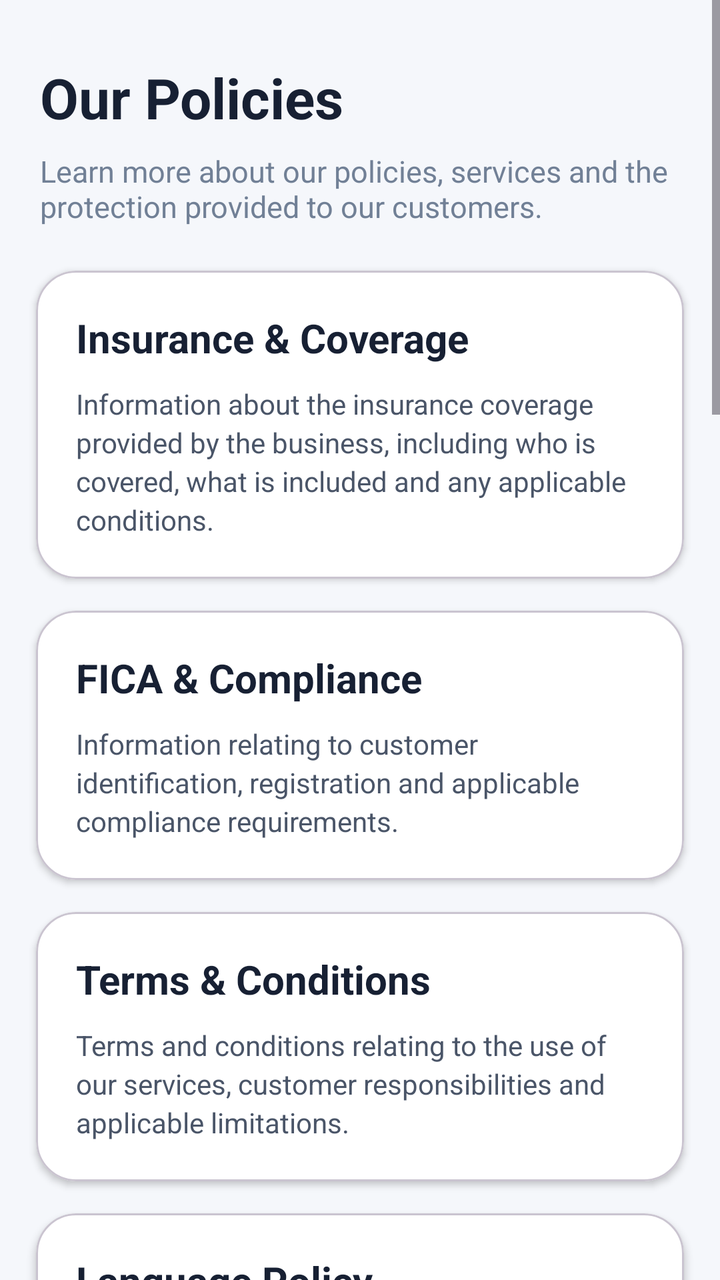
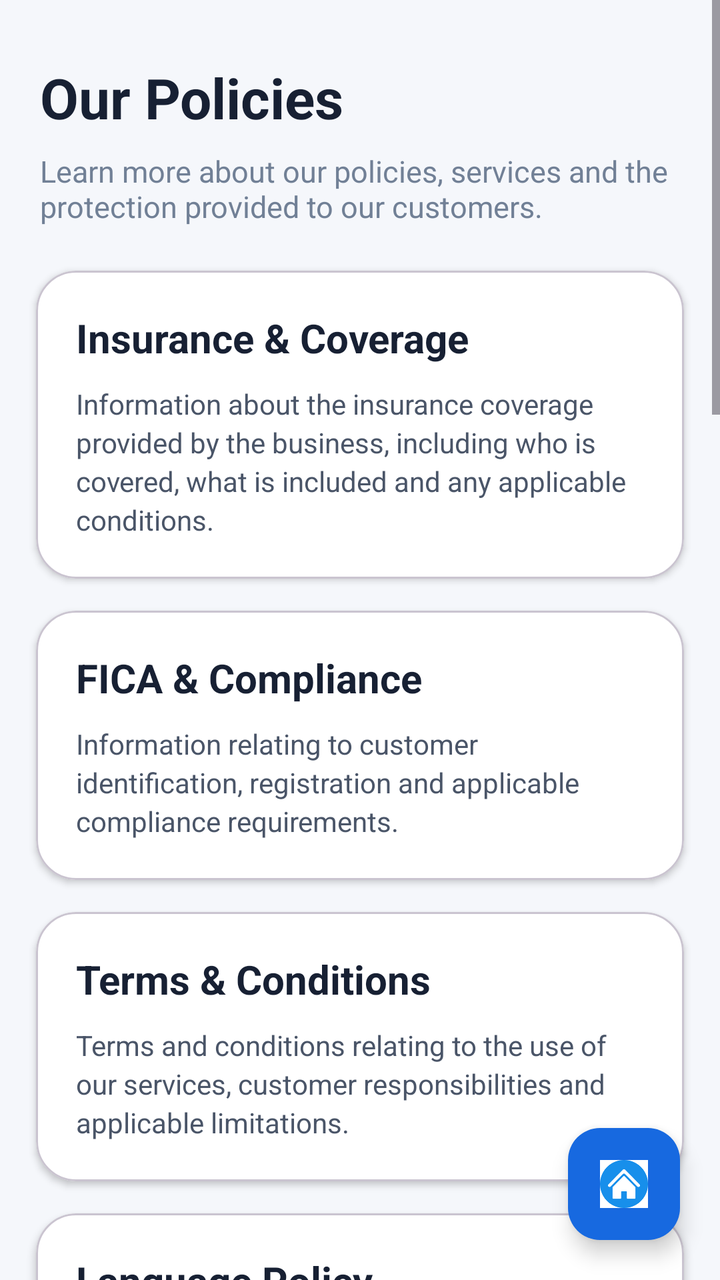

Compare the two renders of this Android layout. The source of the first and the diff that turns it into the second are given below.
<!-- AndroidManifest.xml: application theme Theme.Prototype_2 -->
<!-- res/layout/activity_policy_page.xml -->
<?xml version="1.0" encoding="utf-8"?>
<androidx.constraintlayout.widget.ConstraintLayout
    xmlns:android="http://schemas.android.com/apk/res/android"
    xmlns:app="http://schemas.android.com/apk/res-auto"
    xmlns:tools="http://schemas.android.com/tools"
    android:id="@+id/main"
    android:layout_width="match_parent"
    android:layout_height="match_parent"
    android:background="#F5F7FB"
    tools:context=".Policy_Page">

  <ScrollView
      android:layout_width="0dp"
      android:layout_height="0dp"
      android:fillViewport="true"
      app:layout_constraintBottom_toBottomOf="parent"
      app:layout_constraintEnd_toEndOf="parent"
      app:layout_constraintHorizontal_bias="1.0"
      app:layout_constraintStart_toStartOf="parent"
      app:layout_constraintTop_toTopOf="parent"
      app:layout_constraintVertical_bias="0.0">

    <androidx.constraintlayout.widget.ConstraintLayout
        android:layout_width="match_parent"
        android:layout_height="wrap_content"
        android:paddingBottom="30dp">

      <TextView
          android:id="@+id/txtPolicyHeader"
          android:layout_width="0dp"
          android:layout_height="wrap_content"
          android:layout_marginStart="20dp"
          android:layout_marginTop="30dp"
          android:layout_marginEnd="20dp"
          android:text="Our Policies"
          android:textColor="#172033"
          android:textSize="28sp"
          android:textStyle="bold"
          app:layout_constraintEnd_toEndOf="parent"
          app:layout_constraintStart_toStartOf="parent"
          app:layout_constraintTop_toTopOf="parent" />

      <TextView
          android:id="@+id/txtPolicyIntro"
          android:layout_width="0dp"
          android:layout_height="wrap_content"
          android:layout_marginStart="20dp"
          android:layout_marginTop="8dp"
          android:layout_marginEnd="20dp"
          android:text="Learn more about our policies, services and the protection provided to our customers."
          android:textColor="#718096"
          android:textSize="15sp"
          app:layout_constraintEnd_toEndOf="parent"
          app:layout_constraintStart_toStartOf="parent"
          app:layout_constraintTop_toBottomOf="@id/txtPolicyHeader" />

      <com.google.android.material.card.MaterialCardView
          android:id="@+id/coverageCard"
          android:layout_width="0dp"
          android:layout_height="wrap_content"
          android:layout_marginStart="18dp"
          android:layout_marginTop="22dp"
          android:layout_marginEnd="18dp"
          app:cardBackgroundColor="#FFFFFF"
          app:cardCornerRadius="20dp"
          app:cardElevation="2dp"
          app:layout_constraintEnd_toEndOf="parent"
          app:layout_constraintStart_toStartOf="parent"
          app:layout_constraintTop_toBottomOf="@id/txtPolicyIntro">

        <LinearLayout
            android:layout_width="match_parent"
            android:layout_height="wrap_content"
            android:orientation="vertical"
            android:padding="20dp">

          <TextView
              android:layout_width="match_parent"
              android:layout_height="wrap_content"
              android:text="Insurance &amp; Coverage"
              android:textColor="#172033"
              android:textSize="20sp"
              android:textStyle="bold" />

          <TextView
              android:layout_width="match_parent"
              android:layout_height="wrap_content"
              android:layout_marginTop="10dp"
              android:lineSpacingExtra="3dp"
              android:text="Information about the insurance coverage provided by the business, including who is covered, what is included and any applicable conditions."
              android:textColor="#4A5568"
              android:textSize="14sp" />

        </LinearLayout>

      </com.google.android.material.card.MaterialCardView>

      <com.google.android.material.card.MaterialCardView
          android:id="@+id/ficaCard"
          android:layout_width="0dp"
          android:layout_height="wrap_content"
          android:layout_marginStart="18dp"
          android:layout_marginTop="16dp"
          android:layout_marginEnd="18dp"
          app:cardBackgroundColor="#FFFFFF"
          app:cardCornerRadius="20dp"
          app:cardElevation="2dp"
          app:layout_constraintEnd_toEndOf="parent"
          app:layout_constraintStart_toStartOf="parent"
          app:layout_constraintTop_toBottomOf="@id/coverageCard">

        <LinearLayout
            android:layout_width="match_parent"
            android:layout_height="wrap_content"
            android:orientation="vertical"
            android:padding="20dp">

          <TextView
              android:layout_width="match_parent"
              android:layout_height="wrap_content"
              android:text="FICA &amp; Compliance"
              android:textColor="#172033"
              android:textSize="20sp"
              android:textStyle="bold" />

          <TextView
              android:layout_width="match_parent"
              android:layout_height="wrap_content"
              android:layout_marginTop="10dp"
              android:lineSpacingExtra="3dp"
              android:text="Information relating to customer identification, registration and applicable compliance requirements."
              android:textColor="#4A5568"
              android:textSize="14sp" />

        </LinearLayout>

      </com.google.android.material.card.MaterialCardView>

      <com.google.android.material.card.MaterialCardView
          android:id="@+id/termsCard"
          android:layout_width="0dp"
          android:layout_height="wrap_content"
          android:layout_marginStart="18dp"
          android:layout_marginTop="16dp"
          android:layout_marginEnd="18dp"
          app:cardBackgroundColor="#FFFFFF"
          app:cardCornerRadius="20dp"
          app:cardElevation="2dp"
          app:layout_constraintEnd_toEndOf="parent"
          app:layout_constraintStart_toStartOf="parent"
          app:layout_constraintTop_toBottomOf="@id/ficaCard">

        <LinearLayout
            android:layout_width="match_parent"
            android:layout_height="wrap_content"
            android:orientation="vertical"
            android:padding="20dp">

          <TextView
              android:layout_width="match_parent"
              android:layout_height="wrap_content"
              android:text="Terms &amp; Conditions"
              android:textColor="#172033"
              android:textSize="20sp"
              android:textStyle="bold" />

          <TextView
              android:layout_width="match_parent"
              android:layout_height="wrap_content"
              android:layout_marginTop="10dp"
              android:lineSpacingExtra="3dp"
              android:text="Terms and conditions relating to the use of our services, customer responsibilities and applicable limitations."
              android:textColor="#4A5568"
              android:textSize="14sp" />

        </LinearLayout>

      </com.google.android.material.card.MaterialCardView>

      <com.google.android.material.card.MaterialCardView
          android:id="@+id/languageCard"
          android:layout_width="0dp"
          android:layout_height="wrap_content"
          android:layout_marginStart="18dp"
          android:layout_marginTop="16dp"
          android:layout_marginEnd="18dp"
          android:layout_marginBottom="20dp"
          app:cardBackgroundColor="#FFFFFF"
          app:cardCornerRadius="20dp"
          app:cardElevation="2dp"
          app:layout_constraintBottom_toBottomOf="parent"
          app:layout_constraintEnd_toEndOf="parent"
          app:layout_constraintStart_toStartOf="parent"
          app:layout_constraintTop_toBottomOf="@id/termsCard">

        <androidx.constraintlayout.widget.ConstraintLayout
            android:layout_width="match_parent"
            android:layout_height="wrap_content"
            android:padding="20dp">

          <TextView
              android:id="@+id/txtLanguageTitle"
              android:layout_width="0dp"
              android:layout_height="wrap_content"
              android:text="Language Policy"
              android:textColor="#172033"
              android:textSize="20sp"
              android:textStyle="bold"
              app:layout_constraintEnd_toEndOf="parent"
              app:layout_constraintStart_toStartOf="parent"
              app:layout_constraintTop_toTopOf="parent" />

          <TextView
              android:id="@+id/txtLanguagePolicy"
              android:layout_width="0dp"
              android:layout_height="wrap_content"
              android:layout_marginTop="12dp"
              android:justificationMode="inter_word"
              android:lineSpacingExtra="4dp"
              android:text="Language Policy 2025

The pre-agreement statement and quotation are available to every client on our Delphin software program, which is provided by an NCR-compliant software provider. The software calculates the contract interest and fees for the client and then prints the required documentation in the format set out in the applicable legislation.

The program does not activate the contract until the client accepts the quotation provided on the system. The client may cancel the contract within 5 days or accept the quotation. If the client declines the quotation, the contract will not be activated and no cancellation fees will be charged.

When the client accepts the quotation, the client signs the pre-agreement and quotation form as well as the credit agreement. Most of our agreements are small agreements, as our current contracts generally fall under six months.

The pre-agreement, quotation and credit agreement are available in English or isiZulu, depending on the official language requested by the client. If the client requests documentation in isiZulu, our staff will explain the contract through translation where necessary.

Regarding the enforcement notice under Section 129 of the Act, we send a notice of default by registered mail after 30 days of missed payment. The notice explains the options available to the client. The date the notice is sent is recorded on our system and a copy is retained for our records. Another 30 days is then allowed before the account is forwarded to the attorneys.

Where possible, we may also restructure a client's debt if they experience difficulties meeting their instalment obligations. This is intended to help avoid unnecessary additional costs for the client.

For marketing and advertising, we currently do not employ agents. Our advertising consists mainly of pamphlets and our website, www.bridgeanchor.co.za. We follow the applicable advertising requirements under the relevant legislation.

Our website provides information about our services, staff and branch contact details. Much of our client base has also been developed through recommendations from existing clients.

Many of our clients have been with the business since before the NCR regulations and know how to contact us. Both offices have operated from the same locations for approximately ten years under Bridge &amp; Anchor Loans. Our branch staff have also been with the business for many years and are trained in pre-agreement quotations, credit agreements and affordability calculations.

Staff have attended relevant training and seminars relating to Delphin, FICA and banking services.

All information stated above is true and correct.

Members of the Closed Corporation"
              android:textColor="#4A5568"
              android:textSize="14sp"
              app:layout_constraintBottom_toBottomOf="parent"
              app:layout_constraintEnd_toEndOf="parent"
              app:layout_constraintStart_toStartOf="parent"
              app:layout_constraintTop_toBottomOf="@id/txtLanguageTitle" />

        </androidx.constraintlayout.widget.ConstraintLayout>

      </com.google.android.material.card.MaterialCardView>
    </androidx.constraintlayout.widget.ConstraintLayout>

  </ScrollView>

</androidx.constraintlayout.widget.ConstraintLayout>
<!-- resources referenced by this layout -->
<resources>
  <style name="Theme.Prototype_2" parent="Base.Theme.Prototype_2" />
  <style name="Base.Theme.Prototype_2" parent="Theme.Material3.DayNight.NoActionBar">
          
          
      </style>
</resources>

<!-- the commit's change to res/layout/activity_policy_page.xml (unified diff, before → after) -->
@@ -256,4 +256,16 @@
 
   </ScrollView>
 
+  <com.google.android.material.floatingactionbutton.FloatingActionButton
+      android:id="@+id/btnHome"
+      android:layout_width="wrap_content"
+      android:layout_height="wrap_content"
+      android:layout_margin="20dp"
+      android:contentDescription="Return to Home Page"
+      android:src="@drawable/home"
+      app:backgroundTint="#1769E0"
+      app:tint="@null"
+      app:layout_constraintBottom_toBottomOf="parent"
+      app:layout_constraintEnd_toEndOf="parent" />
+
 </androidx.constraintlayout.widget.ConstraintLayout>
<!-- resource entries referenced after the edit -->
@@ -1,5 +1,6 @@
 <!-- resources referenced by this layout -->
 <resources>
+  <!-- drawable home: png bitmap (drawable, 2188 bytes) -->
   <style name="Theme.Prototype_2" parent="Base.Theme.Prototype_2" />
   <style name="Base.Theme.Prototype_2" parent="Theme.Material3.DayNight.NoActionBar">
           
